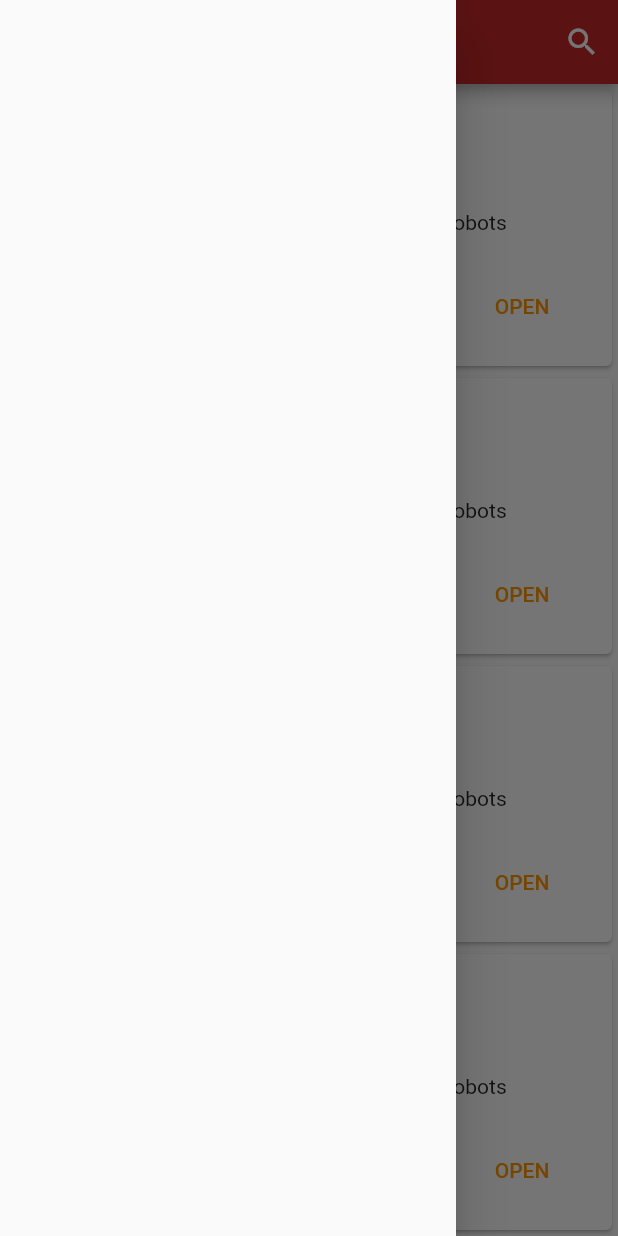
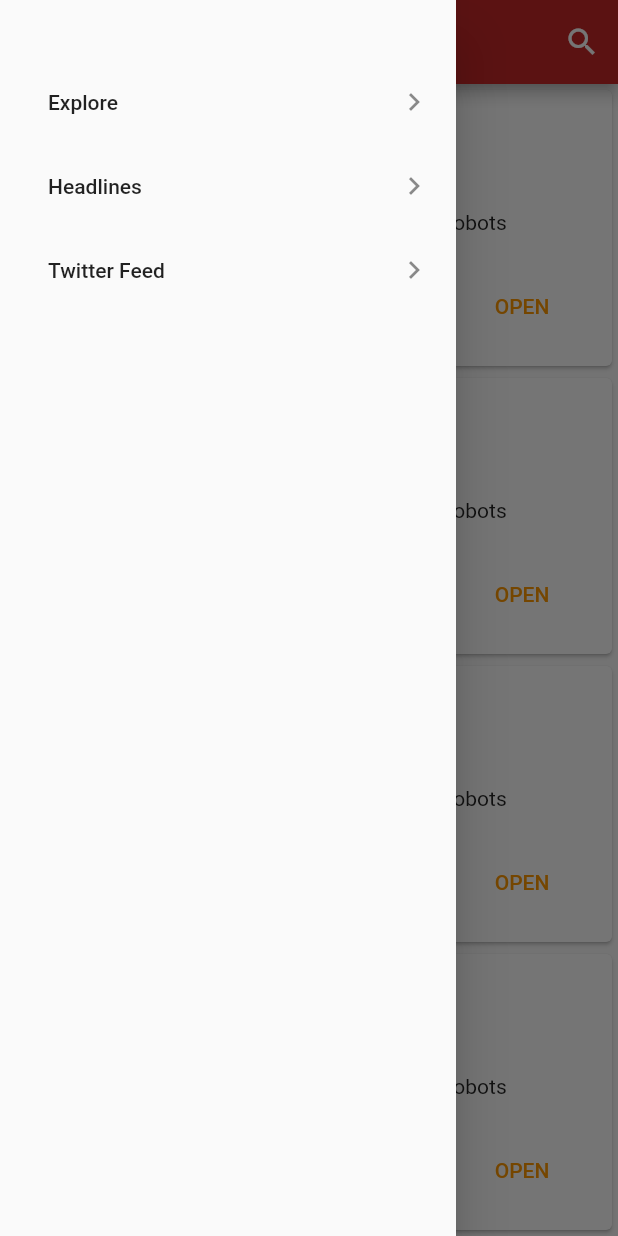
Before and after one commit to AlaaElsweedy/NewsApp, a Flutter app: the TwitterFeed screen opened directly, with the side drawer open, on a phone screen of 412 x 824 dp. Run offline on Flutter 3.47's test engine with Material 2 defaults, Android fonts, the phone set to English and light mode, and no system bars; our stand-ins replace shared_preferences; missing offline and left inert: page_view_indicator; accounts and stored records are empty.

Commit message:
add twitter

```diff
--- a/lib/screens/headline_news.dart
+++ b/lib/screens/headline_news.dart
@@ -2,7 +2,7 @@ import 'package:flutter/material.dart';
 import 'package:news_app/home_tabs/favourite.dart';
 import 'package:news_app/home_tabs/popular.dart';
 import 'package:news_app/home_tabs/whatsnew.dart';
-import 'package:news_app/shared_ui/drawer.dart';
+import 'package:news_app/shared_ui/navigation_drawer.dart';
 
 
 class HeadlineNews extends StatefulWidget {
--- a/lib/screens/home_screen.dart
+++ b/lib/screens/home_screen.dart
@@ -1,5 +1,5 @@
 import 'package:flutter/material.dart';
-import 'package:news_app/shared_ui/drawer.dart';
+import 'package:news_app/shared_ui/navigation_drawer.dart';
 import 'package:news_app/home_tabs/favourite.dart';
 import 'package:news_app/home_tabs/popular.dart';
 import 'package:news_app/home_tabs/whatsnew.dart';
--- a/lib/screens/twitter_feed.dart
+++ b/lib/screens/twitter_feed.dart
@@ -1,5 +1,5 @@
 import 'package:flutter/material.dart';
-import 'package:news_app/models/nav_menu_item.dart';
+import 'package:news_app/shared_ui/navigation_drawer.dart';
 
 class TwitterFeed extends StatefulWidget {
   @override
@@ -16,7 +16,7 @@ class _TwitterFeedState extends State<TwitterFeed> {
         ],
         title: Text('Twitter Feed'),
       ),
-      drawer: Drawer(),
+      drawer: NavigationDrawer(),
       body: ListView.builder(
         itemBuilder: (context, position) {
           return Card(
```
Also changed, not shown: lib/shared_ui/navigation_drawer.dart (renamed from lib/shared_ui/drawer.dart).
